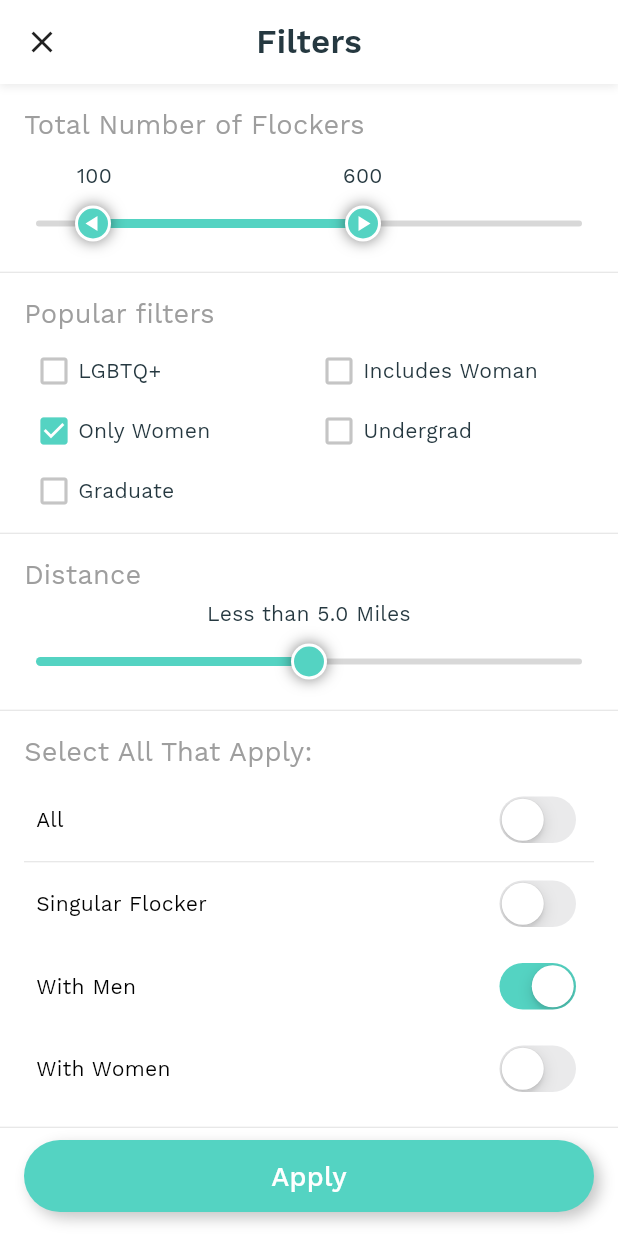
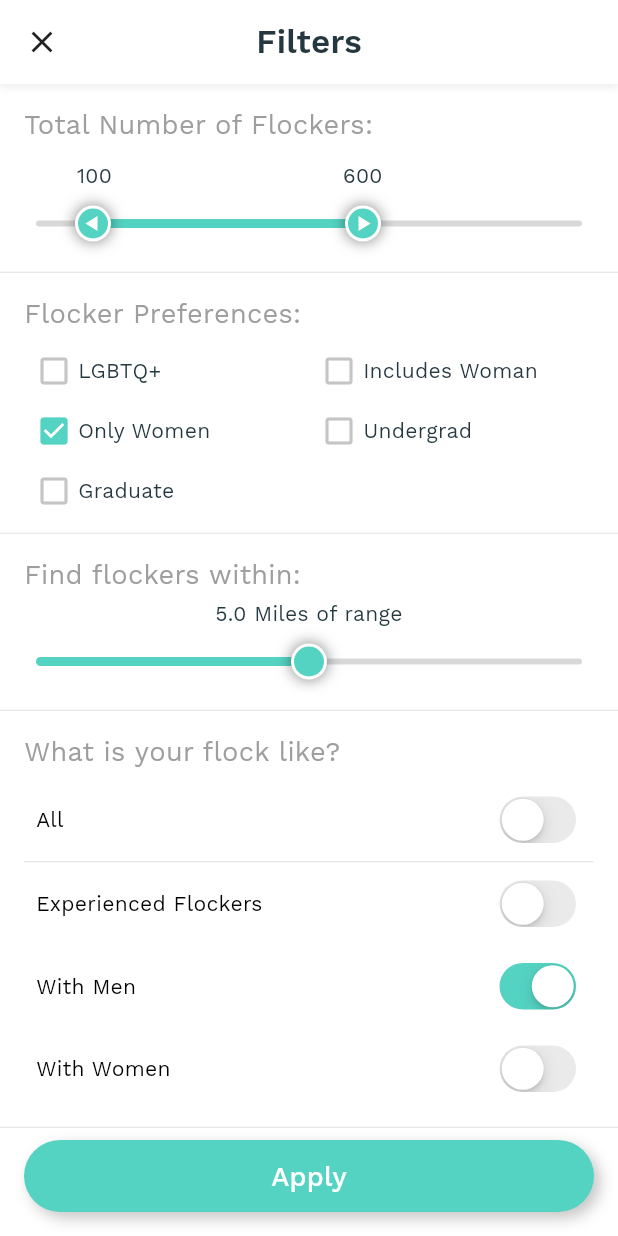
Before and after one commit to nrimalAI/flockwalk, a Flutter app: the HotelHomeScreen screen opened directly, scrolled down 210 dp, after a tap on "Filter", on a phone screen of 412 x 824 dp. Run offline on Flutter 3.47's test engine with Material 2 defaults, Android fonts, the light colour scheme and no system bars; our stand-ins replace flutter_rating_bar, font_awesome_flutter.

Commit message:
last commit

```diff
--- a/best_flutter_ui_templates/lib/hotel_booking/filters_screen.dart
+++ b/best_flutter_ui_templates/lib/hotel_booking/filters_screen.dart
@@ -104,7 +104,7 @@ class _FiltersScreenState extends State<FiltersScreen> {
           padding:
               const EdgeInsets.only(left: 16, right: 16, top: 16, bottom: 8),
           child: Text(
-            'Select All That Apply:',
+            'What is your flock like?',
             textAlign: TextAlign.left,
             style: TextStyle(
                 color: Colors.grey,
@@ -217,7 +217,7 @@ class _FiltersScreenState extends State<FiltersScreen> {
           padding:
               const EdgeInsets.only(left: 16, right: 16, top: 16, bottom: 8),
           child: Text(
-            'Distance',
+            'Find flockers within:',
             textAlign: TextAlign.left,
             style: TextStyle(
                 color: Colors.grey,
@@ -247,7 +247,7 @@ class _FiltersScreenState extends State<FiltersScreen> {
           padding:
               const EdgeInsets.only(left: 16, right: 16, top: 16, bottom: 8),
           child: Text(
-            'Popular filters',
+            'Flocker Preferences:',
             textAlign: TextAlign.left,
             style: TextStyle(
                 color: Colors.grey,
@@ -342,7 +342,7 @@ class _FiltersScreenState extends State<FiltersScreen> {
         Padding(
           padding: const EdgeInsets.all(16.0),
           child: Text(
-            'Total Number of Flockers',
+            'Total Number of Flockers:',
             textAlign: TextAlign.left,
             style: TextStyle(
                 color: Colors.grey,
--- a/best_flutter_ui_templates/lib/hotel_booking/hotel_home_screen.dart
+++ b/best_flutter_ui_templates/lib/hotel_booking/hotel_home_screen.dart
@@ -426,7 +426,7 @@ class _HotelHomeScreenState extends State<HotelHomeScreen>
                   child: Padding(
                     padding: const EdgeInsets.all(8.0),
                     child: Text(
-                      '2 flocks found',
+                      '2 flockers found',
                       style: TextStyle(
                         fontWeight: FontWeight.w100,
                         fontSize: 16,
--- a/best_flutter_ui_templates/lib/hotel_booking/hotel_list_view.dart
+++ b/best_flutter_ui_templates/lib/hotel_booking/hotel_list_view.dart
@@ -110,7 +110,7 @@ class HotelListView extends StatelessWidget {
                                                 ),
                                                 Expanded(
                                                   child: Text(
-                                                    '${hotelData!.dist.toStringAsFixed(1)} km from you',
+                                                    '${hotelData!.dist.toStringAsFixed(1)} miles from you',
                                                     overflow:
                                                         TextOverflow.ellipsis,
                                                     style: TextStyle(
--- a/best_flutter_ui_templates/lib/hotel_booking/model/popular_filter_list.dart
+++ b/best_flutter_ui_templates/lib/hotel_booking/model/popular_filter_list.dart
@@ -36,7 +36,7 @@ class PopularFilterListData {
       isSelected: false,
     ),
     PopularFilterListData(
-      titleTxt: 'Singular Flocker',
+      titleTxt: 'Experienced Flockers',
       isSelected: false,
     ),
     PopularFilterListData(
@@ -48,7 +48,7 @@ class PopularFilterListData {
       isSelected: false,
     ),
     PopularFilterListData(
-      titleTxt: 'I am Chatty',
+      titleTxt: 'Socialites',
       isSelected: false,
     ),
   ];
--- a/best_flutter_ui_templates/lib/hotel_booking/slider_view.dart
+++ b/best_flutter_ui_templates/lib/hotel_booking/slider_view.dart
@@ -36,7 +36,7 @@ class _SliderViewState extends State<SliderView> {
               Container(
                 width: 170,
                 child: Text(
-                  'Less than ${(distValue / 10).toStringAsFixed(1)} Miles',
+                  '${(distValue / 10).toStringAsFixed(1)} Miles of range',
                   textAlign: TextAlign.center,
                 ),
               ),
--- a/best_flutter_ui_templates/lib/introduction_animation/components/center_next_button.dart
+++ b/best_flutter_ui_templates/lib/introduction_animation/components/center_next_button.dart
@@ -138,7 +138,7 @@ class CenterNextButton extends StatelessWidget {
                 mainAxisAlignment: MainAxisAlignment.center,
                 children: [
                   Text(
-                    'Already have an account? ',
+                    'Do not have an account? ',
                     style: TextStyle(
                       color: Colors.grey,
                       fontSize: 14,
```
